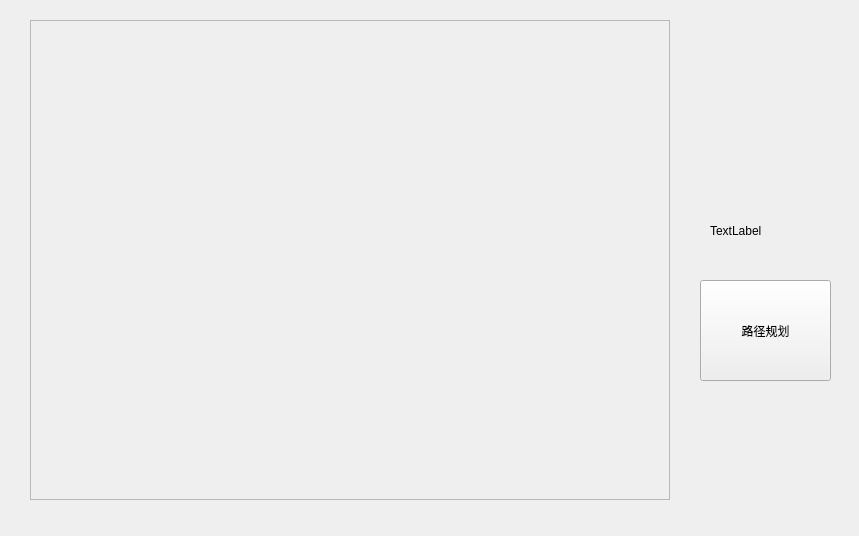
The window that mainwindow.ui (Chasecheese/HitWH_Map) describes before a commit, drawn with Qt 5.
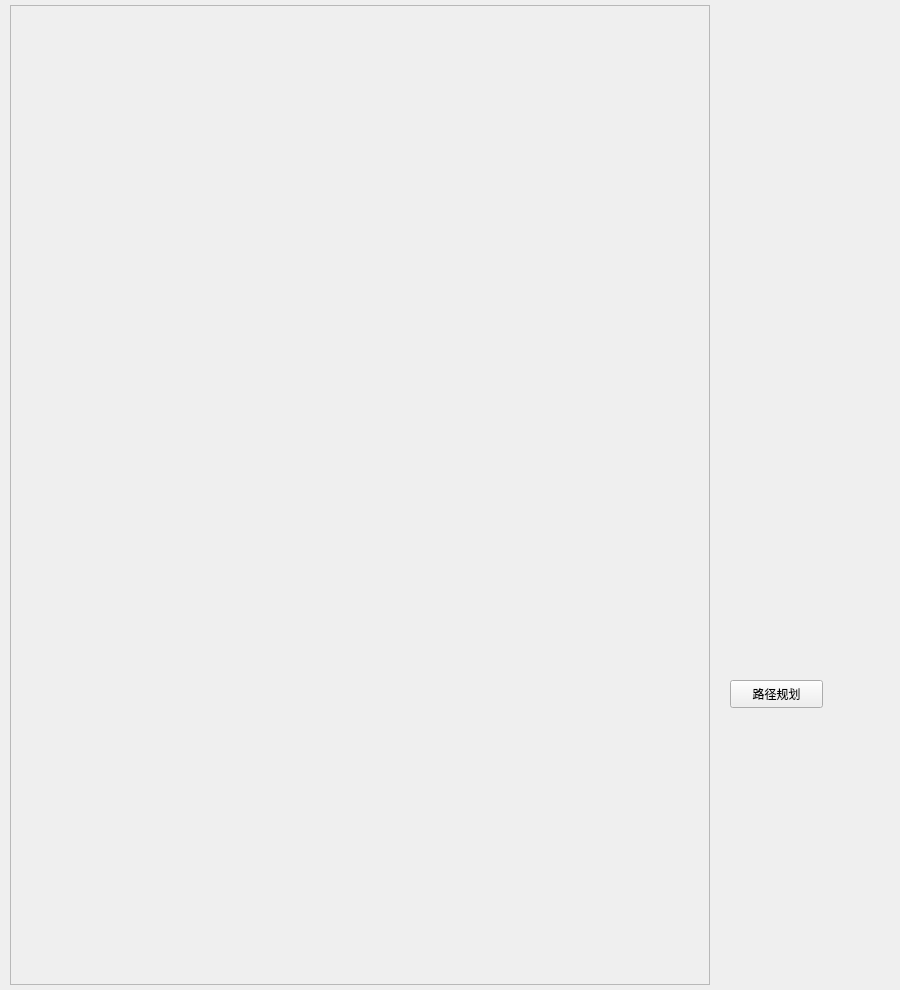
The same window after the commit.

The edit to the form file:
```diff
--- a/mainwindow.ui
+++ b/mainwindow.ui
@@ -6,47 +6,21 @@
    <rect>
     <x>0</x>
     <y>0</y>
-    <width>859</width>
-    <height>536</height>
+    <width>900</width>
+    <height>990</height>
    </rect>
   </property>
   <property name="windowTitle">
    <string>MainWindow</string>
   </property>
   <widget class="QWidget" name="centralwidget">
-   <widget class="QPushButton" name="Route">
-    <property name="geometry">
-     <rect>
-      <x>700</x>
-      <y>280</y>
-      <width>131</width>
-      <height>101</height>
-     </rect>
-    </property>
-    <property name="text">
-     <string>路径规划</string>
-    </property>
-   </widget>
-   <widget class="QLabel" name="order">
-    <property name="geometry">
-     <rect>
-      <x>710</x>
-      <y>200</y>
-      <width>121</width>
-      <height>61</height>
-     </rect>
-    </property>
-    <property name="text">
-     <string>TextLabel</string>
-    </property>
-   </widget>
    <widget class="QScrollArea" name="MapArea">
     <property name="geometry">
      <rect>
-      <x>30</x>
-      <y>20</y>
-      <width>640</width>
-      <height>480</height>
+      <x>10</x>
+      <y>5</y>
+      <width>700</width>
+      <height>980</height>
      </rect>
     </property>
     <property name="widgetResizable">
@@ -57,12 +31,25 @@
       <rect>
        <x>0</x>
        <y>0</y>
-       <width>638</width>
-       <height>478</height>
+       <width>698</width>
+       <height>978</height>
       </rect>
      </property>
     </widget>
    </widget>
+   <widget class="QPushButton" name="Route">
+    <property name="geometry">
+     <rect>
+      <x>730</x>
+      <y>680</y>
+      <width>93</width>
+      <height>28</height>
+     </rect>
+    </property>
+    <property name="text">
+     <string>路径规划</string>
+    </property>
+   </widget>
   </widget>
  </widget>
  <resources/>
```
